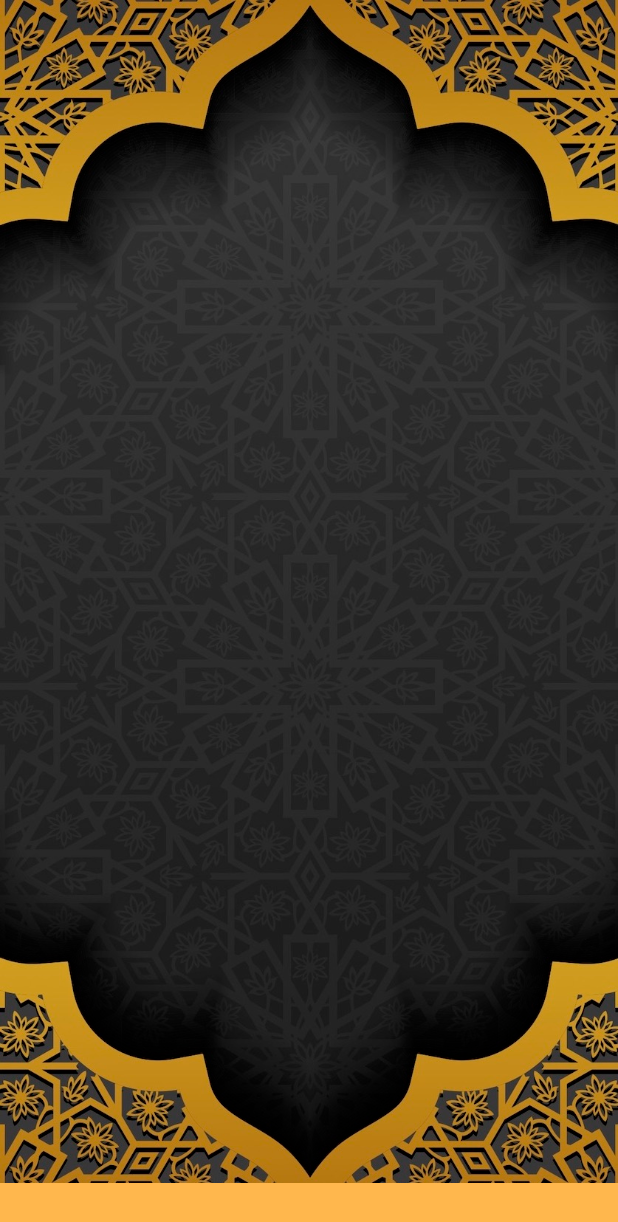
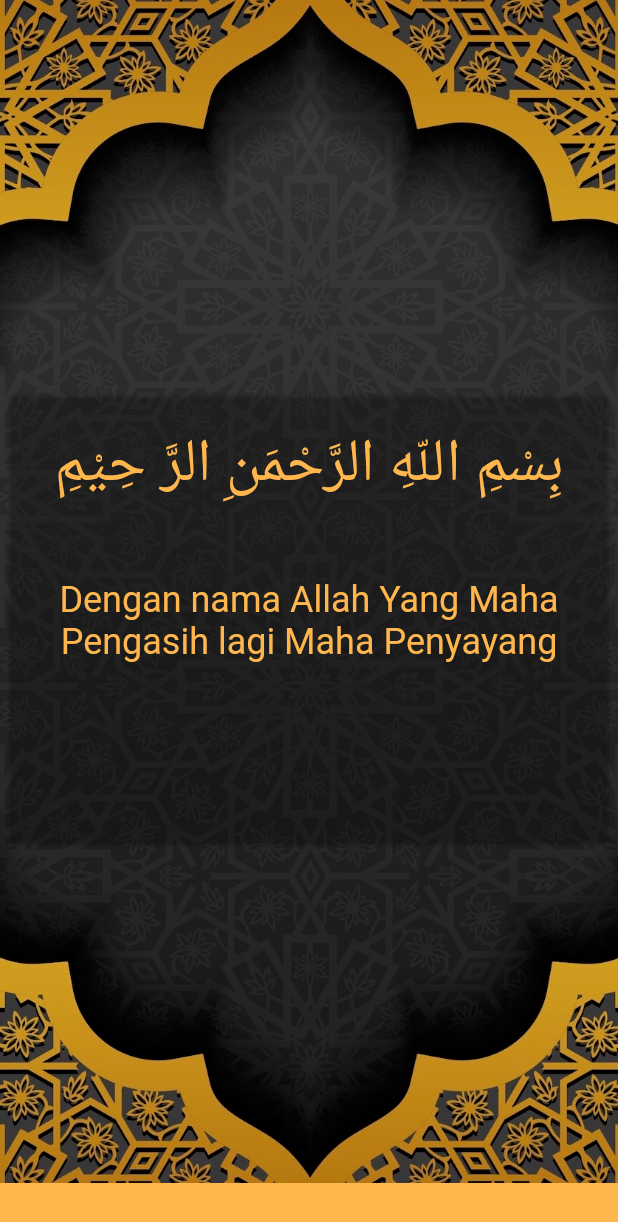
Before and after one commit to pabbas29/f_duaiftitah, a Flutter app: the screen it shows after launch, on a phone screen of 412 x 824 dp. Shown: the top 1222 px of the screen. Run offline on Flutter 3.47's test engine with Material 2 defaults, Android fonts, the phone set to English and light mode, and no system bars.

Commit message:
Created shell for dua contents

```diff
--- /dev/null
+++ b/lib/components/duacard.dart
@@ -0,0 +1,52 @@
+import 'package:flutter/material.dart';
+
+class DuaCard extends StatefulWidget {
+  @override
+  _DuaCardState createState() => _DuaCardState();
+}
+
+class _DuaCardState extends State<DuaCard> {
+
+  List<String> ayats = [
+    'Bismillahirahma nirrahim',
+  ];
+
+  @override
+  Widget build(BuildContext context) {
+    return Center(
+      child: Card(
+        color: Colors.transparent,
+        child: Container(
+          width: 400,
+          height: 300,
+          child: Padding(
+            padding: EdgeInsets.fromLTRB(10, 20, 10, 20),
+              child: Column(
+                children: <Widget>[
+                  Text(
+                      'بِسْمِ اللّهِ الرَّحْمَنِ الرَّ حِيْمِ',
+                    textAlign: TextAlign.center,
+                    style: TextStyle(
+                      fontSize: 40,
+                      color: Colors.orange[300],
+                    )
+                  ),
+                  Padding(
+                    padding: EdgeInsets.fromLTRB(10, 50, 10, 0),
+                    child: Text(
+                      'Dengan nama Allah Yang Maha Pengasih lagi Maha Penyayang',
+                      textAlign: TextAlign.center,
+                      style: TextStyle(
+                        color: Colors.orange[300],
+                        fontSize: 24,
+                      )
+                    ),
+                  )
+                ],
+              ),
+          )
+        )
+      )
+    );
+  }
+}
--- a/lib/main.dart
+++ b/lib/main.dart
@@ -1,7 +1,6 @@
-import 'package:duaiftitah/pages/home.dart';
+import 'package:dua_iftitah/pages/home.dart';
 import 'package:flutter/material.dart';
-import 'package:flutter/cupertino.dart';
 
-void main() => runApp(CupertinoApp(
-  home: Home(),
+void main() => runApp(MaterialApp(
+  home: HomePage(),
 ));
--- a/lib/pages/cover.dart
+++ b/lib/pages/cover.dart
@@ -1,15 +1,13 @@
-import 'package:flutter/cupertino.dart';
+import 'package:flutter/material.dart';
 
-class CoverPage extends StatefulWidget {
-  @override
-  _CoverPageState createState() => _CoverPageState();
-}
-
-class _CoverPageState extends State<CoverPage> {
+class CoverPage extends StatelessWidget {
   @override
   Widget build(BuildContext context) {
-    return CupertinoPageScaffold(
-      child:
+    return Scaffold(
+      backgroundColor: Colors.orange[300],
+      body: SafeArea(
+        child: Image.asset('assets/background.jpg')
+      )
     );
   }
 }
--- a/lib/pages/home.dart
+++ b/lib/pages/home.dart
@@ -1,19 +1,21 @@
+import 'package:dua_iftitah/components/duacard.dart';
 import 'package:flutter/material.dart';
-import 'package:flutter/cupertino.dart';
 
-class Home extends StatefulWidget {
-  @override
-  _HomeState createState() => _HomeState();
-}
-
-class _HomeState extends State<Home> {
+class HomePage extends StatelessWidget {
   @override
   Widget build(BuildContext context) {
-    return CupertinoPageScaffold(
-      backgroundColor: Color(0XFFFFB74D),
-      child: SafeArea(
-        child: Image.asset('assets/background.jpg'),
-        ),
-      );
+    return Scaffold(
+      backgroundColor: Colors.orange[300],
+      body: SafeArea(
+        child: Stack(
+          children: <Widget>[
+            Image.asset('assets/background.jpg'),
+            Center(
+              child: DuaCard(),
+            )
+          ]
+        )
+      )
+    );
   }
 }
--- a/pubspec.yaml
+++ b/pubspec.yaml
@@ -1,4 +1,4 @@
-name: duaiftitah
+name: dua_iftitah
 description: Dua Iftitah
 
 # The following defines the version and build number for your application.
```
